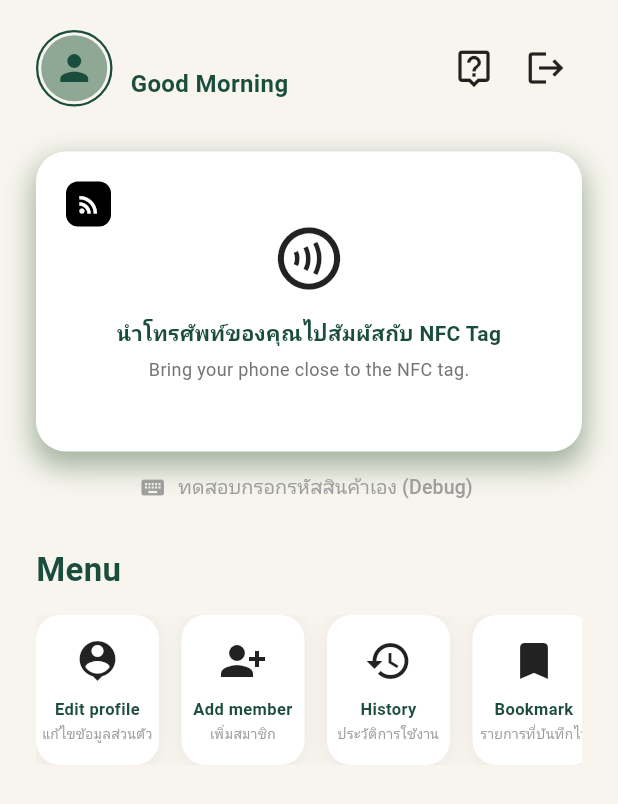
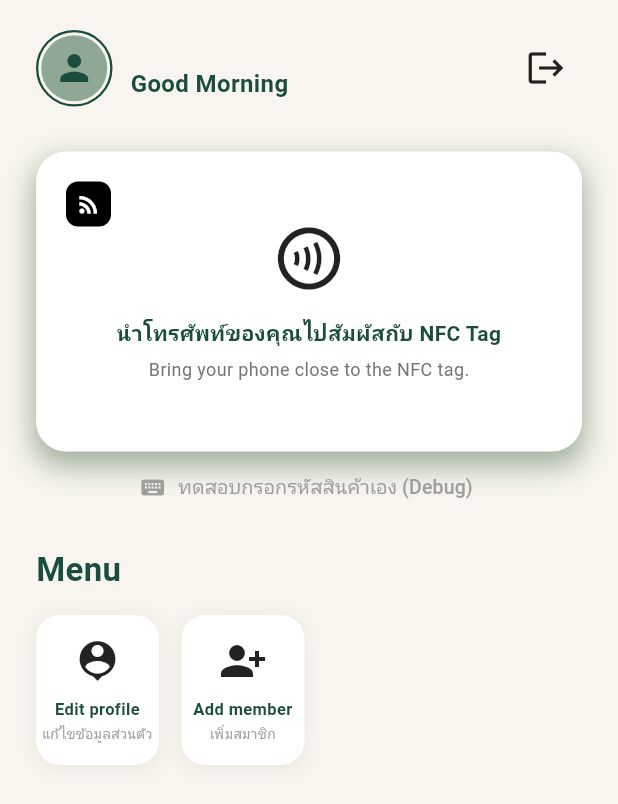
Before and after one commit to s67-Chakkapong/allergy-detect-app, a Flutter app: the HomeScreen screen opened directly, on a phone screen of 412 x 824 dp. Shown: the top 804 px of the screen. Run offline on Flutter 3.47's test engine with Material 3 defaults, Android fonts, the light colour scheme and no system bars; our stand-ins replace cloud_firestore, firebase_auth, firebase_core, firebase_storage, google_sign_in, image_picker; missing offline and left inert: app_settings, nfc_manager; accounts and stored records are empty; network calls fail.

Commit message:
delete history/bookmark

```diff
--- a/lib/home_screen.dart
+++ b/lib/home_screen.dart
@@ -476,14 +476,7 @@ class _HomeScreenState extends State<HomeScreen> {
           ],
         ),
         const Spacer(),
-        IconButton(
-          onPressed: () {},
-          icon: const Icon(
-            Icons.live_help_outlined,
-            color: Colors.black87,
-            size: 28,
-          ),
-        ),
+        // 🔴 เอาปุ่ม live_help_outlined ออกไปแล้ว เหลือแค่ปุ่ม Logout
         IconButton(
           onPressed: _logout,
           icon: const Icon(Icons.logout, color: Colors.black87, size: 28),
@@ -605,20 +598,7 @@ class _HomeScreenState extends State<HomeScreen> {
                   );
                 },
               ),
-              const SizedBox(width: 15),
-              _buildMenuButton(
-                icon: Icons.history,
-                title: 'History',
-                subtitle: 'ประวัติการใช้งาน',
-                onTap: () {},
-              ),
-              const SizedBox(width: 15),
-              _buildMenuButton(
-                icon: Icons.bookmark,
-                title: 'Bookmark',
-                subtitle: 'รายการที่บันทึกไว้',
-                onTap: () {},
-              ),
+              // 🔴 ลบปุ่ม History และ Bookmark ออกไปแล้ว
             ],
           ),
         ),
```
